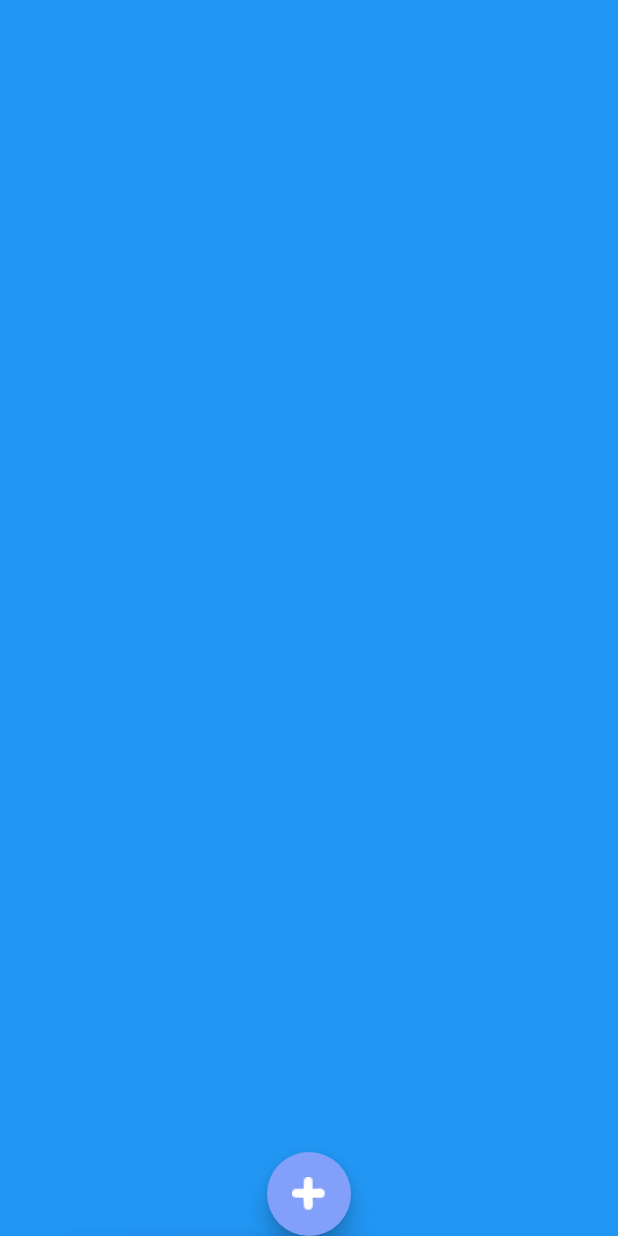
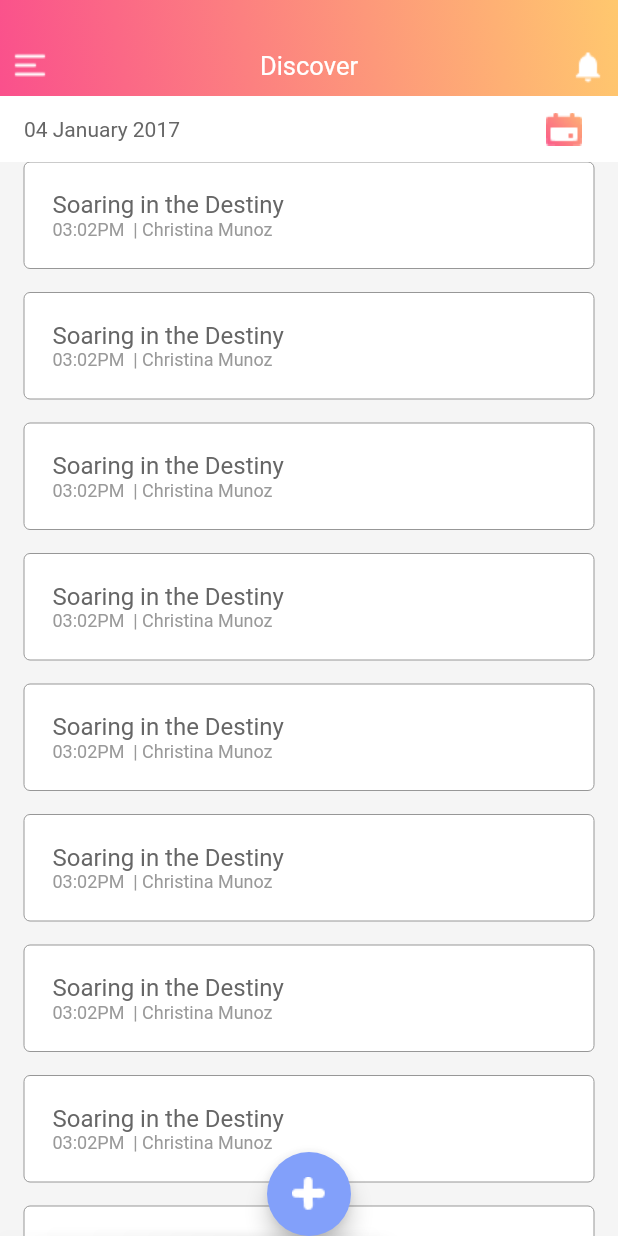
Before and after one commit to vancuong0429/everyday, a Flutter app: the MainScreen screen opened directly, swiped to page 3, on a phone screen of 412 x 824 dp. Run offline on Flutter 3.47's test engine with Material 2 defaults, Android fonts, the phone set to English and light mode, and no system bars; our stand-ins replace flutter_calendar_carousel, page_indicator.

Commit message:
Implement UI discover, profile

```diff
--- /dev/null
+++ b/lib/screens/main/discover_screen.dart
@@ -0,0 +1,141 @@
+import 'package:flutter/material.dart';
+
+
+class DiscoverScreen extends StatefulWidget {
+  @override
+  State<StatefulWidget> createState() => _DiscoverState();
+}
+
+class _DiscoverState extends State<DiscoverScreen> {
+  @override
+  Widget build(BuildContext context) {
+    return Scaffold(
+      body: Container(
+        color: Color(0xFFF5F5F5),
+        child: Column(
+          children: <Widget>[
+            Container(
+                decoration: BoxDecoration(
+                    gradient: LinearGradient(
+                        colors: [Color(0xFFFA508C), Color(0xFFFFC86E)],
+                        begin: Alignment.bottomLeft,
+                        end: Alignment.topRight)),
+                padding: EdgeInsets.only(top: 24),
+                child: getHeaderDiscover()),
+            Expanded(
+              child: Container(
+                width: double.infinity,
+                color: Color(0xFFF5F5F5),
+                child: Column(
+                  children: <Widget>[
+                   Container(
+                     width: double.infinity,
+                     height: 44,
+                     color: Colors.white,
+                     child: Stack(
+                       children: <Widget>[
+                         Positioned(
+                           left: 0,
+                           bottom: 0,
+                           top: 0,
+                           child: Container(
+                             margin: EdgeInsets.only(left: 16, top: 14, bottom: 14),
+                             child: Text("04 January 2017", style: TextStyle(color: Color(0xFF666666), fontSize: 14),),
+                           ),
+                         ),
+                         Positioned(
+                           right: 16,
+                           bottom: 0,
+                           top: 0,
+                           child: Container(
+                             child: SizedBox(
+                               width: 40,
+                               height: 40,
+                               child: FlatButton(
+                                 padding: EdgeInsets.all(0),
+                                 child: Image.asset("assets/ic_calendar_selected.png"),
+                                 onPressed: () {},
+                               ),
+                             ),
+                           ),
+                         )
+                       ],
+                     ),
+                   ),
+                    Expanded(
+                      child: ListView.separated(
+                        separatorBuilder: (context, index) => Divider(
+                          color: Colors.transparent,
+                          height: 16,
+                        ),
+                        shrinkWrap: true,
+                        itemBuilder: (context, index) {
+                        return getItemDiscover();
+                      }, itemCount: 20,),
+                    )
+                  ],
+                ),
+              ),
+            )
+          ],
+        ),
+      ),
+    );
+  }
+}
+
+Widget getItemDiscover() {
+  return Container(
+      decoration: BoxDecoration(
+          color: Colors.white,
+          borderRadius: BorderRadius.all(Radius.circular(4)),
+          border: Border.all(
+              color: Color(0xFF979797),
+              width: 0
+          )
+      ),
+    margin: EdgeInsets.only(left: 16, right: 16),
+    child: Padding(
+      padding: const EdgeInsets.all(19.0),
+      child: Column(
+        crossAxisAlignment: CrossAxisAlignment.stretch,
+        children: <Widget>[
+          Text("Soaring in the Destiny", style: TextStyle(fontSize: 16, color: Color(0xFF666666)),),
+          Text("03:02PM  | Christina Munoz", style: TextStyle(fontSize: 12, color: Color(0xFF999999))),
+        ],
+      ),
+    ),
+  );
+}
+
+Widget getHeaderDiscover() {
+  return Row(
+    children: <Widget>[
+      SizedBox(
+        width: 40,
+        height: 40,
+        child: FlatButton(
+          child: Image.asset("assets/ic_menu.png"),
+          padding: EdgeInsets.all(0),
+          onPressed: () {},
+        ),
+      ),
+      Expanded(
+          flex: 1,
+          child: Text(
+            "Discover",
+            style: TextStyle(color: Colors.white, fontSize: 17),
+            textAlign: TextAlign.center,
+          )),
+      SizedBox(
+        width: 40,
+        height: 40,
+        child: FlatButton(
+          child: Image.asset("assets/ic_notification.png"),
+          padding: EdgeInsets.all(0),
+          onPressed: () {},
+        ),
+      ),
+    ],
+  );
+}
--- a/lib/screens/main/main_screen.dart
+++ b/lib/screens/main/main_screen.dart
@@ -1,4 +1,6 @@
 import 'package:everyday/screens/main/calendar_screen.dart';
+import 'package:everyday/screens/main/discover_screen.dart';
+import 'package:everyday/screens/main/profile_screen.dart';
 import 'package:everyday/screens/widgets/custom_app_bar.dart';
 import 'package:flutter/material.dart';
 import 'package:everyday/screens/main/home_screen.dart';
@@ -29,12 +31,14 @@ class _MainState extends State<MainScreen> with AutomaticKeepAliveClientMixin<Ma
     // TODO: implement build
     return Scaffold(
         body: new PageView(
+          physics: NeverScrollableScrollPhysics(),
             onPageChanged: onPageChanged,
             controller: _pageController,
             children: <Widget>[
               HomeScreen(),
               CalendarScreen(),
-              new Container(color: Colors.blue)
+              DiscoverScreen(),
+              ProfileScreen()
             ]
         ),
       floatingActionButton: new FloatingActionButton(
```
Also changed, not shown: lib/screens/main/calendar_screen.dart (+6 -2 lines), lib/screens/main/profile_screen.dart (added, +273 -0 lines), assets/ic_drafts.png (added), assets/ic_favorite.png (added), assets/ic_insert_chart.png (added), assets/ic_movie_creation.png (added), assets/ic_my_map.png (added), assets/ic_photo.png (added), assets/ic_setting.png (added).
